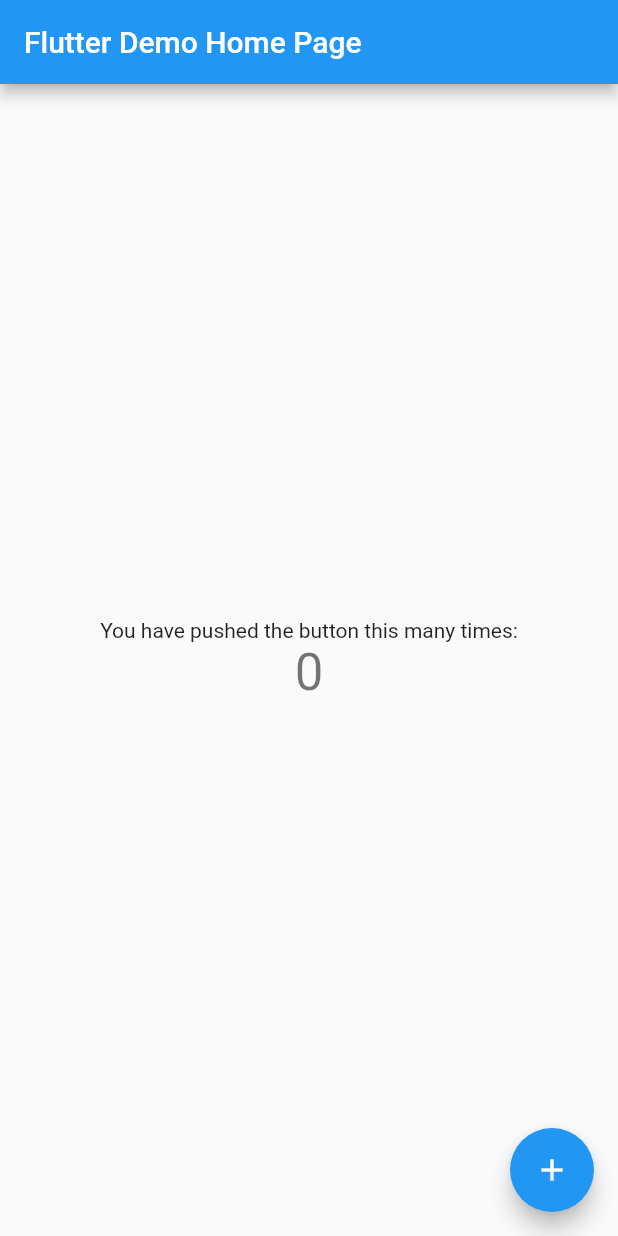
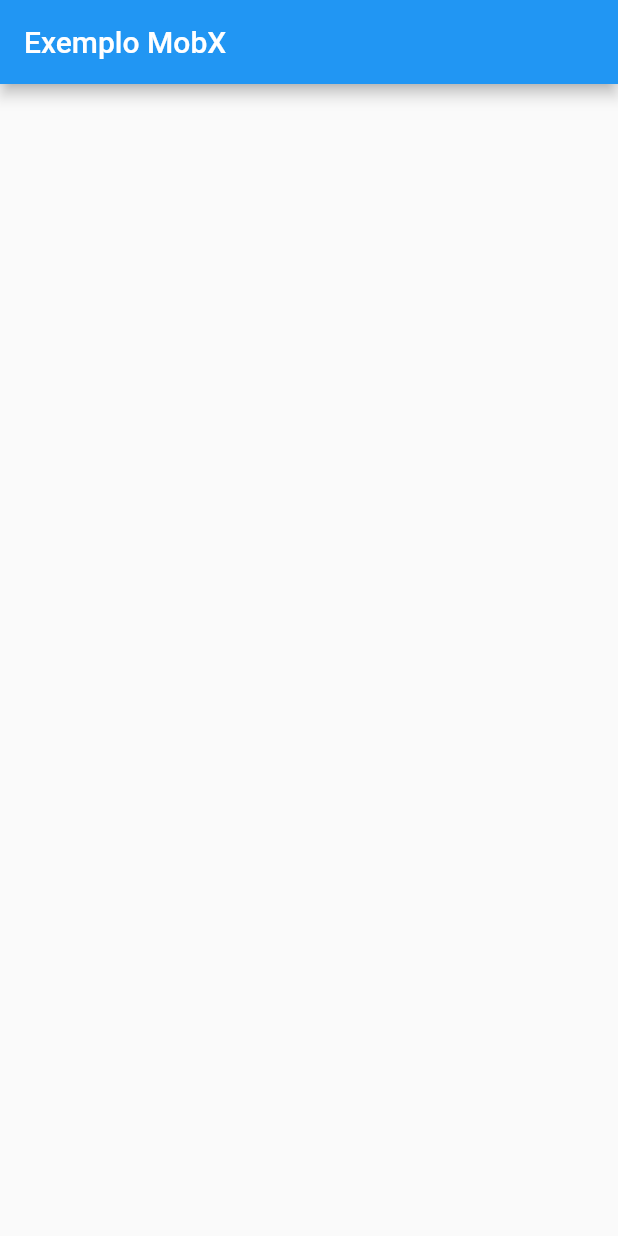
Before and after one commit to claudneysessa/flutter-exemplo-mobx, a Flutter app: the screen it shows after launch, on a phone screen of 412 x 824 dp. Run offline on Flutter 3.47's test engine with Material 2 defaults, Android fonts, the phone set to English and light mode, and no system bars.

Commit message:
Adicionando o MobX ao Projeto

```diff
--- a/lib/main.dart
+++ b/lib/main.dart
@@ -1,117 +1,26 @@
 import 'package:flutter/material.dart';
 
 void main() {
-  runApp(MyApp());
+  runApp(
+    MaterialApp(
+      home: HomePage(),
+    ),
+  );
 }
 
-class MyApp extends StatelessWidget {
-  // This widget is the root of your application.
+class HomePage extends StatefulWidget {
+  @override
+  _HomePageState createState() => _HomePageState();
+}
+
+class _HomePageState extends State<HomePage> {
   @override
   Widget build(BuildContext context) {
-    return MaterialApp(
-      title: 'Flutter Demo',
-      theme: ThemeData(
-        // This is the theme of your application.
-        //
-        // Try running your application with "flutter run". You'll see the
-        // application has a blue toolbar. Then, without quitting the app, try
-        // changing the primarySwatch below to Colors.green and then invoke
-        // "hot reload" (press "r" in the console where you ran "flutter run",
-        // or simply save your changes to "hot reload" in a Flutter IDE).
-        // Notice that the counter didn't reset back to zero; the application
-        // is not restarted.
-        primarySwatch: Colors.blue,
-        // This makes the visual density adapt to the platform that you run
-        // the app on. For desktop platforms, the controls will be smaller and
-        // closer together (more dense) than on mobile platforms.
-        visualDensity: VisualDensity.adaptivePlatformDensity,
+    return Scaffold(
+      appBar: AppBar(
+        title: Text("Exemplo MobX"),
       ),
-      home: MyHomePage(title: 'Flutter Demo Home Page'),
+      body: Container(),
     );
   }
 }
-
-class MyHomePage extends StatefulWidget {
-  MyHomePage({Key key, this.title}) : super(key: key);
-
-  // This widget is the home page of your application. It is stateful, meaning
-  // that it has a State object (defined below) that contains fields that affect
-  // how it looks.
-
-  // This class is the configuration for the state. It holds the values (in this
-  // case the title) provided by the parent (in this case the App widget) and
-  // used by the build method of the State. Fields in a Widget subclass are
-  // always marked "final".
-
-  final String title;
-
-  @override
-  _MyHomePageState createState() => _MyHomePageState();
-}
-
-class _MyHomePageState extends State<MyHomePage> {
-  int _counter = 0;
-
-  void _incrementCounter() {
-    setState(() {
-      // This call to setState tells the Flutter framework that something has
-      // changed in this State, which causes it to rerun the build method below
-      // so that the display can reflect the updated values. If we changed
-      // _counter without calling setState(), then the build method would not be
-      // called again, and so nothing would appear to happen.
-      _counter++;
-    });
-  }
-
-  @override
-  Widget build(BuildContext context) {
-    // This method is rerun every time setState is called, for instance as done
-    // by the _incrementCounter method above.
-    //
-    // The Flutter framework has been optimized to make rerunning build methods
-    // fast, so that you can just rebuild anything that needs updating rather
-    // than having to individually change instances of widgets.
-    return Scaffold(
-      appBar: AppBar(
-        // Here we take the value from the MyHomePage object that was created by
-        // the App.build method, and use it to set our appbar title.
-        title: Text(widget.title),
-      ),
-      body: Center(
-        // Center is a layout widget. It takes a single child and positions it
-        // in the middle of the parent.
-        child: Column(
-          // Column is also a layout widget. It takes a list of children and
-          // arranges them vertically. By default, it sizes itself to fit its
-          // children horizontally, and tries to be as tall as its parent.
-          //
-          // Invoke "debug painting" (press "p" in the console, choose the
-          // "Toggle Debug Paint" action from the Flutter Inspector in Android
-          // Studio, or the "Toggle Debug Paint" command in Visual Studio Code)
-          // to see the wireframe for each widget.
-          //
-          // Column has various properties to control how it sizes itself and
-          // how it positions its children. Here we use mainAxisAlignment to
-          // center the children vertically; the main axis here is the vertical
-          // axis because Columns are vertical (the cross axis would be
-          // horizontal).
-          mainAxisAlignment: MainAxisAlignment.center,
-          children: <Widget>[
-            Text(
-              'You have pushed the button this many times:',
-            ),
-            Text(
-              '$_counter',
-              style: Theme.of(context).textTheme.headline4,
-            ),
-          ],
-        ),
-      ),
-      floatingActionButton: FloatingActionButton(
-        onPressed: _incrementCounter,
-        tooltip: 'Increment',
-        child: Icon(Icons.add),
-      ), // This trailing comma makes auto-formatting nicer for build methods.
-    );
-  }
-}
```
Also changed, not shown: pubspec.yaml (+20 -1 lines), pubspec.lock, 5 other files.
